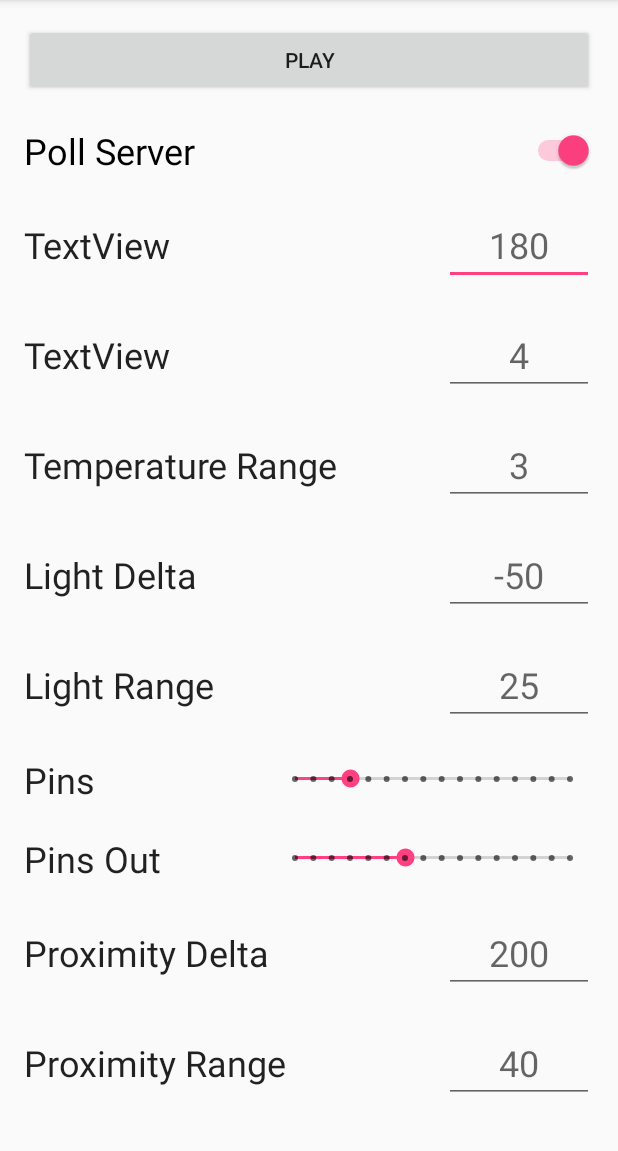
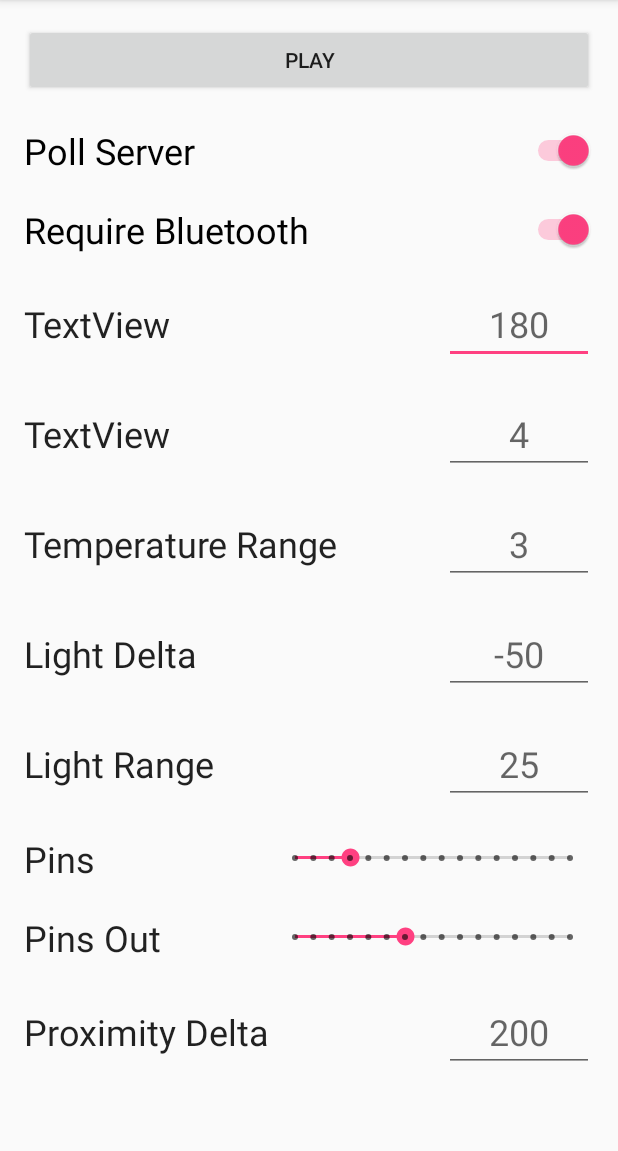
Before and after one commit to FermiFriends/Manhattan-Pi-ject, an Android app: the screen it shows after launch (MainActivity), on a phone screen of 412 x 824 dp, the part 84-1235 px from its top. Run offline under Robolectric (Android 15) with nearby library versions, the phone set to English and light mode, and no system bars.

Commit message:
Merging two workstations

```diff
--- a/ManhattanPi-ject/app/build.gradle
+++ b/ManhattanPi-ject/app/build.gradle
@@ -5,7 +5,7 @@ android {
     buildToolsVersion "25.0.2"
     defaultConfig {
         applicationId "com.example.fermifriends.manhattanpi_ject"
-        minSdkVersion 23
+        minSdkVersion 24
         targetSdkVersion 25
         versionCode 1
         versionName "1.0"
--- a/ManhattanPi-ject/app/src/main/java/com/example/fermifriends/manhattanpi_ject/DisarmBombActivity.java
+++ b/ManhattanPi-ject/app/src/main/java/com/example/fermifriends/manhattanpi_ject/DisarmBombActivity.java
@@ -26,7 +26,7 @@ import java.util.TimerTask;
 
 public class DisarmBombActivity extends AppCompatActivity {
     private static final int NUM_SECONDS_FOR_READ_TIMEOUT = 10;
-    private static final int NUM_TICKS_PER_SECOND = 500;
+    private static final int NUM_TICKS_PER_SECOND = 1000;
     private static final int INVALID = -1;
     private SharedPreferences settings;
     private String server_url;
@@ -61,7 +61,7 @@ public class DisarmBombActivity extends AppCompatActivity {
             }
         };
 
-        timer.schedule(getDataRegularly, NUM_TICKS_PER_SECOND);
+        timer.scheduleAtFixedRate(getDataRegularly, 0, NUM_TICKS_PER_SECOND);
     }
 
     public void startPolling(View view) {
@@ -74,6 +74,7 @@ public class DisarmBombActivity extends AppCompatActivity {
 
         @Override
         protected String doInBackground(String... params) {
+            System.out.println("Polling server...");
             String res = "";
             try {
                 String url = params[0];
@@ -90,6 +91,7 @@ public class DisarmBombActivity extends AppCompatActivity {
                 HttpURLConnection connection = (HttpURLConnection) url.openConnection();
                 connection.setRequestMethod("GET");
                 connection.setReadTimeout(NUM_SECONDS_FOR_READ_TIMEOUT * NUM_TICKS_PER_SECOND);
+                connection.setConnectTimeout(NUM_SECONDS_FOR_READ_TIMEOUT * NUM_TICKS_PER_SECOND);
                 if (contactServer) {
                     connection.connect();
                     return connection.getInputStream();
--- a/ManhattanPi-ject/app/src/main/java/com/example/fermifriends/manhattanpi_ject/MainActivity.java
+++ b/ManhattanPi-ject/app/src/main/java/com/example/fermifriends/manhattanpi_ject/MainActivity.java
@@ -54,6 +54,7 @@ public class MainActivity extends AppCompatActivity {
     public void configurePreferences(SharedPreferences.Editor editor) {
         try {
             editor.putBoolean("pollServer", ((Switch) findViewById(R.id.pollSwitch)).isChecked());
+            editor.putBoolean("useBluetooth", ((Switch)findViewById(R.id.bluetoothSwitch)).isChecked());
             editor.putString("serverURL", SERVER_URL);
             editor.putInt("TIME_LIMIT", intFromTextEdit(R.id.timeLimitEdit));
             editor.putInt("TEMP_DELTA", intFromTextEdit(R.id.tempDeltaEdit));
--- a/ManhattanPi-ject/app/src/main/res/layout/activity_main.xml
+++ b/ManhattanPi-ject/app/src/main/res/layout/activity_main.xml
@@ -47,6 +47,18 @@
                     android:layout_width="match_parent"
                     android:layout_height="wrap_content"
                     android:id="@+id/pollSwitch"
+                    android:textSize="24dp" />
+
+                <Space
+                    android:layout_width="match_parent"
+                    android:layout_height="20dp" />
+
+                <Switch
+                    android:text="Require Bluetooth"
+                    android:checked="true"
+                    android:layout_width="match_parent"
+                    android:layout_height="wrap_content"
+                    android:id="@+id/bluetoothSwitch"
                     android:textSize="24dp" />
 
                 <Space
```
Also changed, not shown: ManhattanPi-ject/app/src/main/java/com/example/fermifriends/manhattanpi_ject/FindBombActivity.java (+9 -3 lines), ManhattanPi-ject/app/src/main/res/layout/activity_disarm_bomb.xml (+0 -9 lines).
